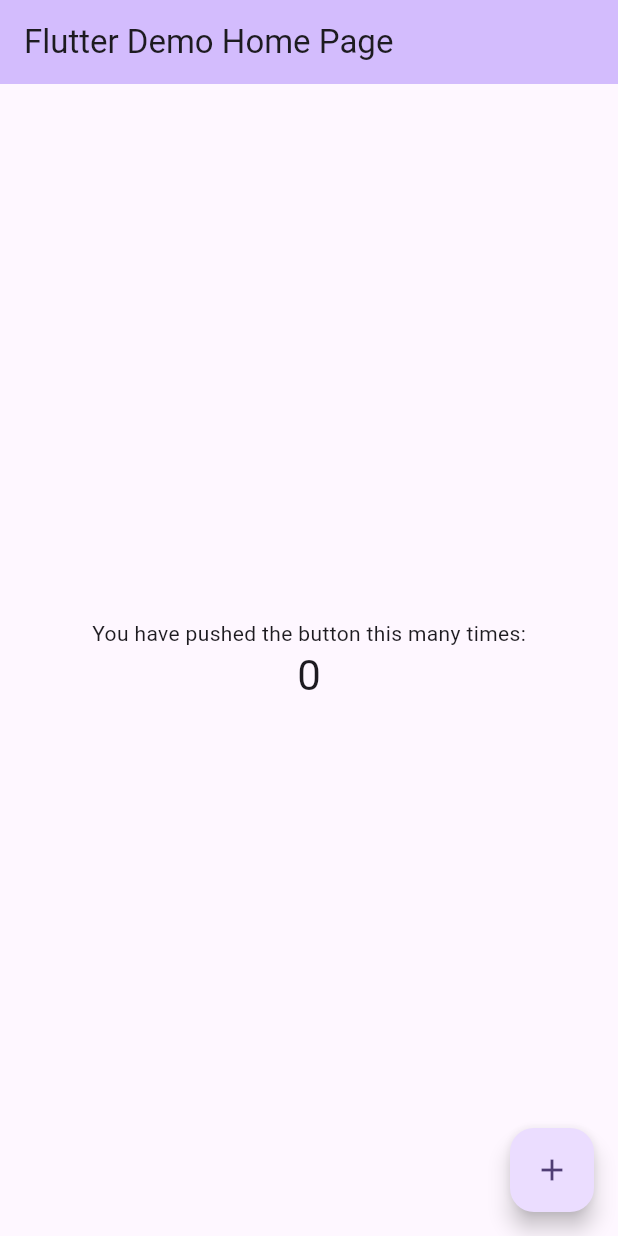
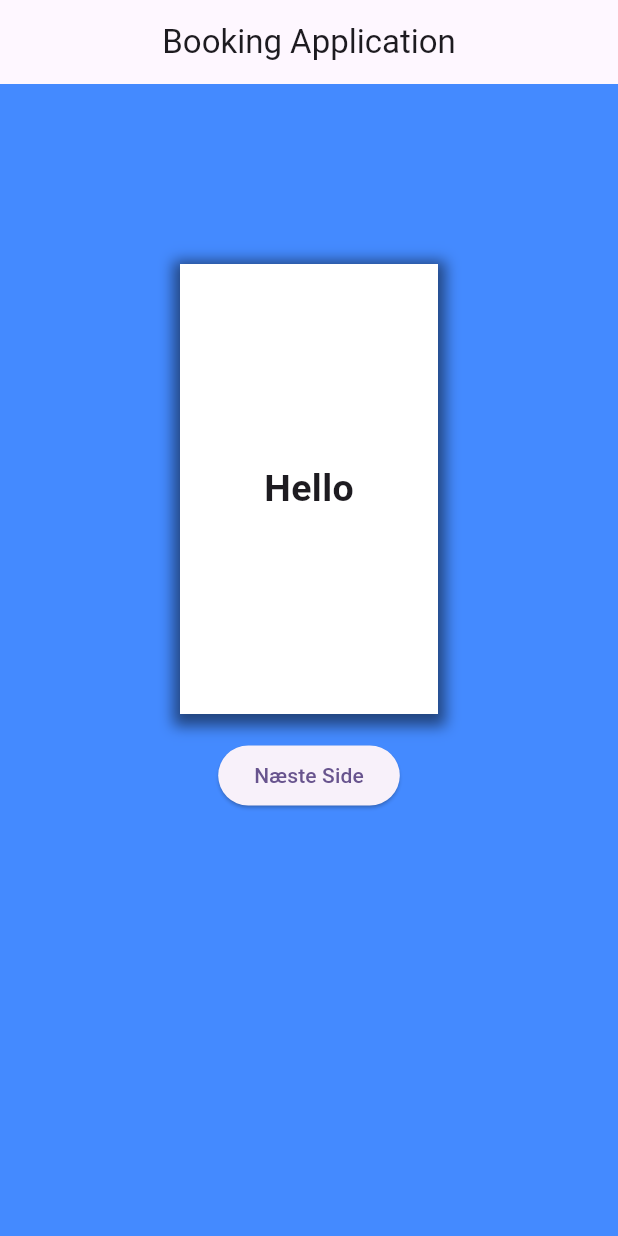
Before and after one commit to J0nasP/tvProject, a Flutter app: the screen it shows after launch, on a phone screen of 412 x 824 dp. Run offline on Flutter 3.47's test engine with Material 3 defaults, Android fonts, the phone set to English and light mode, and no system bars; our stand-ins replace form_validator; missing offline and left inert: booking_calendar.

Commit message:
sdihsdæfklghsædlghy

```diff
--- /dev/null
+++ b/booking_application/devtools_options.yaml
@@ -0,0 +1 @@
+extensions:
--- a/booking_application/lib/main.dart
+++ b/booking_application/lib/main.dart
@@ -1,125 +1,37 @@
+import 'package:booking_application/loginPage.dart';
+import 'package:booking_application/signup.dart';
 import 'package:flutter/material.dart';
+import 'welcome.dart';
+import 'personCount.dart';
+import 'package:intl/date_symbol_data_local.dart';
+import 'calendar.dart';
+import 'userInfo.dart';
 
 void main() {
-  runApp(const MyApp());
+  initializeDateFormatting().then((_) => runApp(MyApp()));
 }
 
 class MyApp extends StatelessWidget {
   const MyApp({super.key});
 
-  // This widget is the root of your application.
   @override
   Widget build(BuildContext context) {
     return MaterialApp(
-      title: 'Flutter Demo',
-      theme: ThemeData(
-        // This is the theme of your application.
-        //
-        // TRY THIS: Try running your application with "flutter run". You'll see
-        // the application has a purple toolbar. Then, without quitting the app,
-        // try changing the seedColor in the colorScheme below to Colors.green
-        // and then invoke "hot reload" (save your changes or press the "hot
-        // reload" button in a Flutter-supported IDE, or press "r" if you used
-        // the command line to start the app).
-        //
-        // Notice that the counter didn't reset back to zero; the application
-        // state is not lost during the reload. To reset the state, use hot
-        // restart instead.
-        //
-        // This works for code too, not just values: Most code changes can be
-        // tested with just a hot reload.
-        colorScheme: ColorScheme.fromSeed(seedColor: Colors.deepPurple),
-        useMaterial3: true,
-      ),
-      home: const MyHomePage(title: 'Flutter Demo Home Page'),
-    );
+        title: "Table Booking",
+        theme: ThemeData(
+          primaryColor: Colors.deepPurple,
+          colorScheme: ColorScheme.fromSeed(
+            seedColor: Colors.deepPurple,
+          ),
+        ),
+        initialRoute: '/',
+        routes: {
+          '/': (context) => const CustomUser(),
+          '/count': (context) => const PersonCount(),
+          '/calendar': (context) => const BookingCalendarDemoApp(),
+          "/login": (context) => const LoginPage(),
+          '/signup': (context) => const SignupPage(),
+          '/userinfo': (context) => const UserInfo(),
+        });
   }
 }
-
-class MyHomePage extends StatefulWidget {
-  const MyHomePage({super.key, required this.title});
-
-  // This widget is the home page of your application. It is stateful, meaning
-  // that it has a State object (defined below) that contains fields that affect
-  // how it looks.
-
-  // This class is the configuration for the state. It holds the values (in this
-  // case the title) provided by the parent (in this case the App widget) and
-  // used by the build method of the State. Fields in a Widget subclass are
-  // always marked "final".
-
-  final String title;
-
-  @override
-  State<MyHomePage> createState() => _MyHomePageState();
-}
-
-class _MyHomePageState extends State<MyHomePage> {
-  int _counter = 0;
-
-  void _incrementCounter() {
-    setState(() {
-      // This call to setState tells the Flutter framework that something has
-      // changed in this State, which causes it to rerun the build method below
-      // so that the display can reflect the updated values. If we changed
-      // _counter without calling setState(), then the build method would not be
-      // called again, and so nothing would appear to happen.
-      _counter++;
-    });
-  }
-
-  @override
-  Widget build(BuildContext context) {
-    // This method is rerun every time setState is called, for instance as done
-    // by the _incrementCounter method above.
-    //
-    // The Flutter framework has been optimized to make rerunning build methods
-    // fast, so that you can just rebuild anything that needs updating rather
-    // than having to individually change instances of widgets.
-    return Scaffold(
-      appBar: AppBar(
-        // TRY THIS: Try changing the color here to a specific color (to
-        // Colors.amber, perhaps?) and trigger a hot reload to see the AppBar
-        // change color while the other colors stay the same.
-        backgroundColor: Theme.of(context).colorScheme.inversePrimary,
-        // Here we take the value from the MyHomePage object that was created by
-        // the App.build method, and use it to set our appbar title.
-        title: Text(widget.title),
-      ),
-      body: Center(
-        // Center is a layout widget. It takes a single child and positions it
-        // in the middle of the parent.
-        child: Column(
-          // Column is also a layout widget. It takes a list of children and
-          // arranges them vertically. By default, it sizes itself to fit its
-          // children horizontally, and tries to be as tall as its parent.
-          //
-          // Column has various properties to control how it sizes itself and
-          // how it positions its children. Here we use mainAxisAlignment to
-          // center the children vertically; the main axis here is the vertical
-          // axis because Columns are vertical (the cross axis would be
-          // horizontal).
-          //
-          // TRY THIS: Invoke "debug painting" (choose the "Toggle Debug Paint"
-          // action in the IDE, or press "p" in the console), to see the
-          // wireframe for each widget.
-          mainAxisAlignment: MainAxisAlignment.center,
-          children: <Widget>[
-            const Text(
-              'You have pushed the button this many times:',
-            ),
-            Text(
-              '$_counter',
-              style: Theme.of(context).textTheme.headlineMedium,
-            ),
-          ],
-        ),
-      ),
-      floatingActionButton: FloatingActionButton(
-        onPressed: _incrementCounter,
-        tooltip: 'Increment',
-        child: const Icon(Icons.add),
-      ), // This trailing comma makes auto-formatting nicer for build methods.
-    );
-  }
-}
--- /dev/null
+++ b/booking_application/lib/welcome.dart
@@ -0,0 +1,71 @@
+import 'package:flutter/material.dart';
+
+class CustomUser extends StatefulWidget {
+  const CustomUser({super.key});
+
+  @override
+  CustomUserState createState() {
+    return CustomUserState();
+  }
+}
+
+class CustomUserState extends State<CustomUser> {
+  final _formKey = GlobalKey<FormState>();
+
+  Widget build(BuildContext context) {
+    return Scaffold(
+      appBar: AppBar(
+        title: Text('Booking Application'),
+        centerTitle: true,
+      ),
+      backgroundColor: Colors.blueAccent,
+      body: Center(
+        child: Form(
+          key: _formKey,
+          child: Padding(
+            padding: EdgeInsets.all(120.0),
+            child: Column(
+              crossAxisAlignment: CrossAxisAlignment.center,
+              children: <Widget>[
+                Container(
+                  width: 300,
+                  height: 300,
+                  decoration: BoxDecoration(
+                    color: Colors.white,
+                    boxShadow: [
+                      BoxShadow(
+                        color: Colors.black.withOpacity(0.5),
+                        spreadRadius: 5,
+                        blurRadius: 7,
+                        offset: Offset(0, 3),
+                      )
+                    ],
+                  ),
+                  child: Center(
+                    child: Text(
+                      'Hello',
+                      style: TextStyle(
+                        fontWeight: FontWeight.bold,
+                        fontSize: 25,
+                      ),
+                    ),
+                  ),
+                  alignment: Alignment.center,
+                ),
+                SizedBox(
+                  height: 17,
+                ),
+                ElevatedButton(
+                  onPressed: () {
+                    Navigator.pushNamed(context, "/count");
+                  },
+                  child: const Text('Næste Side'),
+                )
+              ],
+            ),
+          ),
+        ),
+      ),
+    );
+  }
+}
```
Also changed, not shown: booking_application/lib/calendar.dart (added, +100 -0 lines), booking_application/lib/loginPage.dart (added, +108 -0 lines), booking_application/lib/personCount.dart (added, +81 -0 lines), booking_application/lib/signup.dart (added, +115 -0 lines), booking_application/lib/userInfo.dart (added, +119 -0 lines), booking_application/pubspec.yaml (+8 -4 lines), booking_application/assets/images/1.png (added), booking_application/assets/images/2.png (added), booking_application/assets/images/3.png (added), booking_application/assets/images/4.png (added), booking_application/assets/images/5.png (added), booking_application/lib/confirmation.dart (added), booking_application/pubspec.lock, 1 other file.
